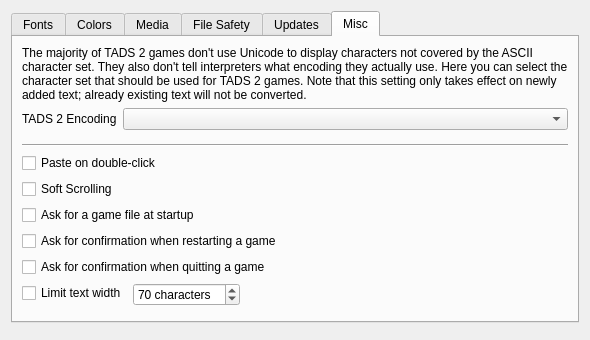
First picture: the form in src/confdialog.ui, repository realnc/qtads, before the edit.
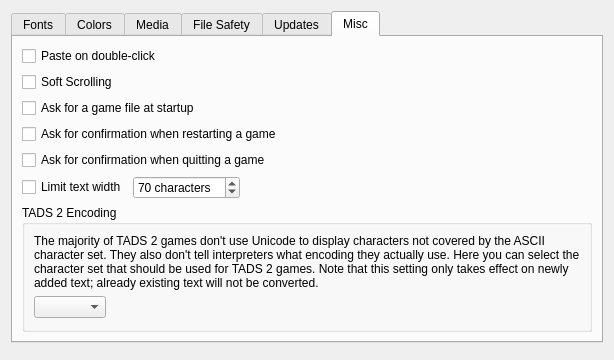
Second picture: the form after the edit. The open tabs and pages were chosen to show the change. Custom widgets are drawn as their Qt base class.

Commit message: Config dialog fixes/tweaks

```diff
--- a/src/confdialog.ui
+++ b/src/confdialog.ui
@@ -5,6 +5,12 @@
   <layout class="QVBoxLayout" name="verticalLayout">
    <item>
     <widget class="QTabWidget" name="tabWidget">
+     <property name="sizePolicy">
+      <sizepolicy hsizetype="MinimumExpanding" vsizetype="MinimumExpanding">
+       <horstretch>0</horstretch>
+       <verstretch>0</verstretch>
+      </sizepolicy>
+     </property>
      <property name="currentIndex">
       <number>0</number>
      </property>
@@ -756,106 +762,104 @@
       </attribute>
       <layout class="QVBoxLayout" name="verticalLayout_8">
        <item>
-        <widget class="QLabel" name="label_16">
+        <layout class="QGridLayout" name="gridLayout_2">
+         <item row="5" column="0">
+          <widget class="QCheckBox" name="limitWidthCheckBox">
          <property name="text">
-          <string>The majority of TADS 2 games don't use Unicode to display characters not covered by the ASCII character set. They also don't tell interpreters what encoding they actually use. Here you can select the character set that should be used for TADS 2 games. Note that this setting only takes effect on newly added text; already existing text will not be converted.</string>
-         </property>
-         <property name="wordWrap">
-          <bool>true</bool>
-         </property>
-        </widget>
-       </item>
-       <item>
-        <layout class="QFormLayout" name="formLayout_5">
-         <item row="0" column="0">
-          <widget class="QLabel" name="label_17">
-           <property name="text">
-            <string>TADS 2 Encoding</string>
+            <string>Limit text width</string>
+           </property>
+          </widget>
+         </item>
+         <item row="5" column="1">
+          <widget class="QSpinBox" name="limitWidthSpinBox">
+           <property name="suffix">
+            <string> characters</string>
            </property>
-           <property name="buddy">
-            <cstring>encodingComboBox</cstring>
+           <property name="minimum">
+            <number>30</number>
            </property>
+           <property name="maximum">
+            <number>200</number>
+           </property>
+           <property name="value">
+            <number>70</number>
+           </property>
           </widget>
          </item>
-         <item row="0" column="1">
-          <widget class="QComboBox" name="encodingComboBox"/>
-         </item>
-        </layout>
-       </item>
-       <item>
-        <widget class="Line" name="line">
+         <item row="5" column="2">
+          <spacer name="horizontalSpacer">
          <property name="orientation">
           <enum>Qt::Horizontal</enum>
          </property>
-        </widget>
-       </item>
-       <item>
+           <property name="sizeHint" stdset="0">
+            <size>
+             <width>40</width>
+             <height>20</height>
+            </size>
+           </property>
+          </spacer>
+         </item>
+         <item row="0" column="0" colspan="3">
         <widget class="QCheckBox" name="pasteOnDblClkCheckBox">
          <property name="text">
           <string>Paste on double-click</string>
          </property>
         </widget>
        </item>
-       <item>
+         <item row="1" column="0" colspan="3">
         <widget class="QCheckBox" name="softScrollCheckBox">
          <property name="text">
           <string>Soft Scrolling</string>
          </property>
         </widget>
        </item>
-       <item>
+         <item row="2" column="0" colspan="3">
         <widget class="QCheckBox" name="askForGameFileCheckBox">
          <property name="text">
           <string>Ask for a game file at startup</string>
          </property>
         </widget>
        </item>
-       <item>
+         <item row="3" column="0" colspan="3">
         <widget class="QCheckBox" name="confirmRestartCheckBox">
          <property name="text">
           <string>Ask for confirmation when restarting a game</string>
          </property>
         </widget>
        </item>
-       <item>
+         <item row="4" column="0" colspan="3">
         <widget class="QCheckBox" name="confirmQuitCheckBox">
          <property name="text">
           <string>Ask for confirmation when quitting a game</string>
          </property>
         </widget>
        </item>
+        </layout>
+       </item>
        <item>
-        <layout class="QFormLayout" name="formLayout_6">
-         <item row="0" column="0">
-          <widget class="QCheckBox" name="limitWidthCheckBox">
+        <widget class="QGroupBox" name="groupBox_6">
+         <property name="title">
+          <string>TADS 2 Encoding</string>
+         </property>
+         <layout class="QFormLayout" name="formLayout_5">
+          <item row="1" column="0">
+           <widget class="QComboBox" name="encodingComboBox"/>
+          </item>
+          <item row="0" column="0" colspan="2">
+           <widget class="QLabel" name="label_16">
            <property name="text">
-            <string>Limit text width</string>
-           </property>
-          </widget>
-         </item>
-         <item row="0" column="1">
-          <widget class="QSpinBox" name="limitWidthSpinBox">
-           <property name="sizePolicy">
-            <sizepolicy hsizetype="Maximum" vsizetype="Fixed">
-             <horstretch>0</horstretch>
-             <verstretch>0</verstretch>
-            </sizepolicy>
-           </property>
-           <property name="suffix">
-            <string> characters</string>
-           </property>
-           <property name="minimum">
-            <number>30</number>
-           </property>
-           <property name="maximum">
-            <number>200</number>
-           </property>
-           <property name="value">
-            <number>70</number>
+             <string>The majority of TADS 2 games don't use Unicode to display characters not covered by the ASCII character set. They also don't tell interpreters what encoding they actually use. Here you can select the character set that should be used for TADS 2 games. Note that this setting only takes effect on newly added text; already existing text will not be converted.</string>
+            </property>
+            <property name="wordWrap">
+             <bool>true</bool>
+            </property>
+            <property name="buddy">
+             <cstring>encodingComboBox</cstring>
            </property>
           </widget>
          </item>
         </layout>
+        </widget>
        </item>
       </layout>
      </widget>
```
Left out of the diff: 53 changed lines with no effect on the pictures. Lines whose indentation alone changed are shown as unchanged.
